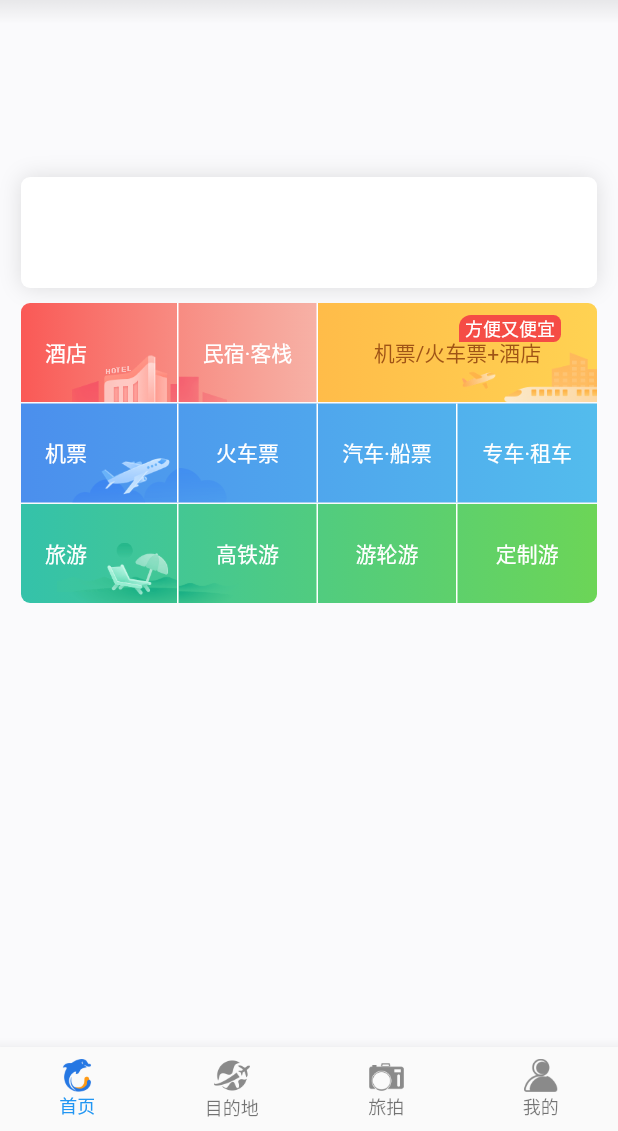
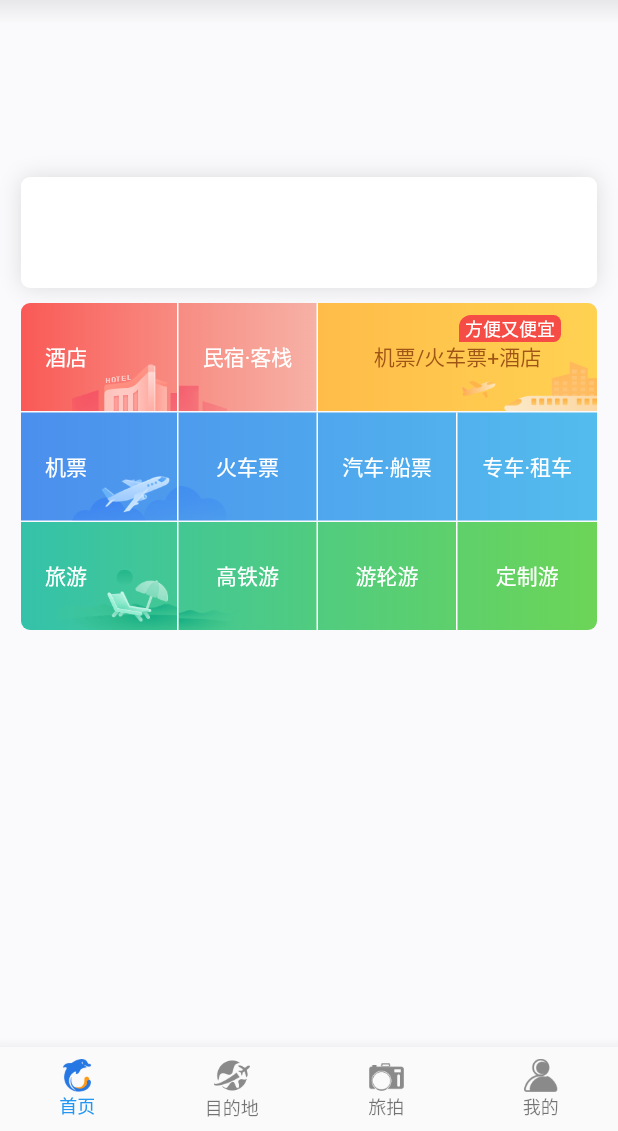
Before and after one commit to persilee/flutter_ctrip, a Flutter app: the screen it shows after launch, on a phone screen of 412 x 824 dp, the part 105-1236 px from its top. Run offline on Flutter 3.47's test engine with Material 2 defaults, Android fonts, the phone set to English and light mode, and no system bars; our stand-ins replace flutter_swiper; missing offline and left inert: flutter_color_plugin, flutter_page_indicator, flutter_statusbar, flutter_webview_plugin; network calls fail; Roboto replaces fonts that are missing (PingFang).

Commit message:
🍅 modify some style

```diff
--- a/lib/widget/grid_nav_new.dart
+++ b/lib/widget/grid_nav_new.dart
@@ -19,7 +19,7 @@ class _GridNavNewState extends State<GridNavNew> {
         child: Column(
           children: <Widget>[
             Container(
-              height: 66,
+              height: 72,
               decoration: BoxDecoration(
                 gradient: LinearGradient(colors: [
                   Color(0xfffa5956),
@@ -166,7 +166,7 @@ class _GridNavNewState extends State<GridNavNew> {
               padding: EdgeInsets.only(top: 1),
             ),
             Container(
-              height: 66,
+              height: 72,
               decoration: BoxDecoration(
                 gradient: LinearGradient(colors: [
                   Color(0xff4b8fed),
@@ -306,7 +306,7 @@ class _GridNavNewState extends State<GridNavNew> {
               padding: EdgeInsets.only(top: 1),
             ),
             Container(
-              height: 66,
+              height: 72,
               decoration: BoxDecoration(
                 gradient: LinearGradient(colors: [
                   Color(0xff34c2aa),
--- a/lib/widget/sub_nav.dart
+++ b/lib/widget/sub_nav.dart
@@ -59,8 +59,8 @@ class SubNav extends StatelessWidget {
           children: <Widget>[
             Image.network(
               model.icon,
-              width: 24,
-              height: 24,
+              width: 28,
+              height: 28,
             ),
             Text(
               model.title,
--- a/lib/widget/webview.dart
+++ b/lib/widget/webview.dart
@@ -127,10 +127,11 @@ class _WebViewState extends State<WebView> {
   }
 
   _appBar(Color backgroundColor, Color backButtonColor) {
+    print('----------------------------$_height');
     if (widget.hideAppBar ?? false) {
       return  widget.hideHead ? Container(): Container(
         color: backgroundColor,
-        height: _height??30,
+        height: 29,
         width: double.infinity,
       );
     }
```
